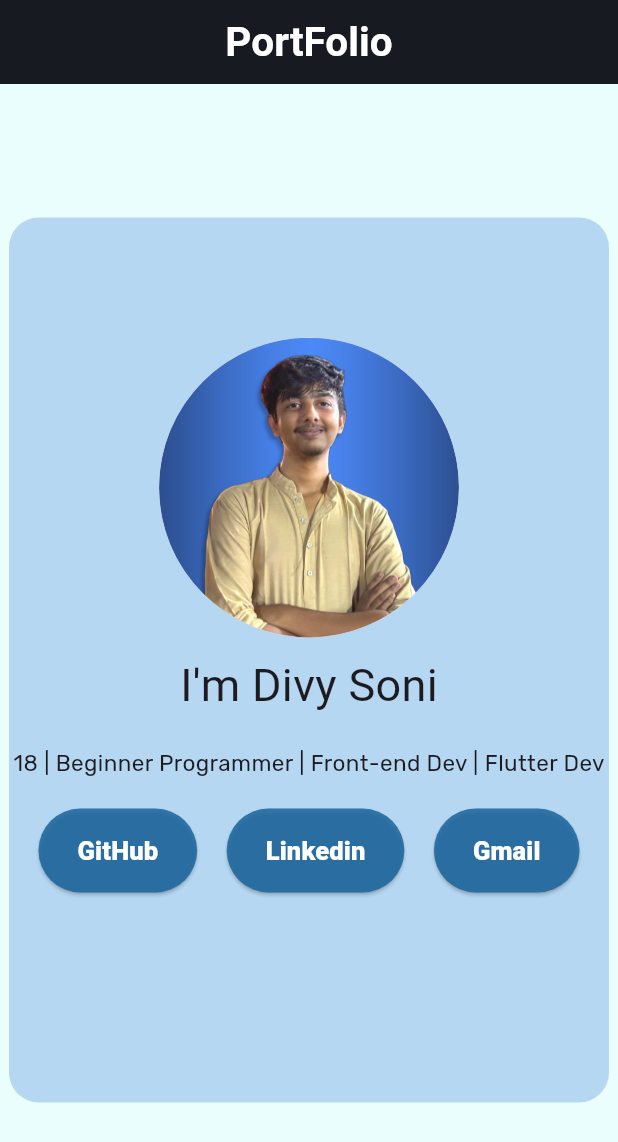
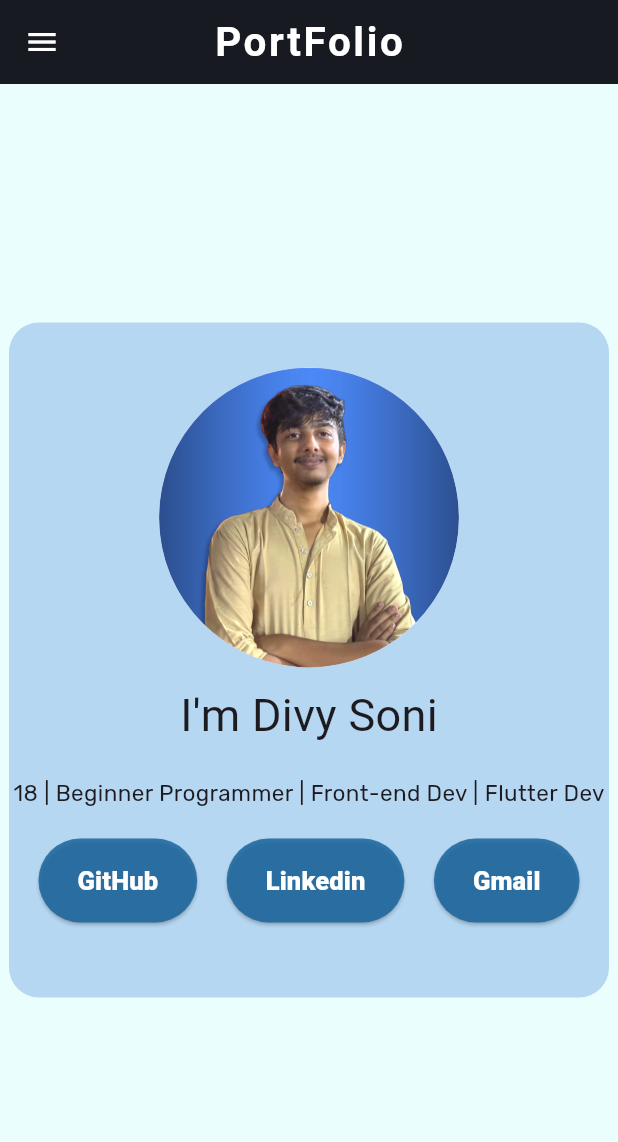
Before and after one commit to divysoni03/portfolioApp, a Flutter app: the screen it shows after launch, on a phone screen of 412 x 824 dp. Shown: the top 1142 px of the screen. Run offline on Flutter 3.47's test engine with Material 3 defaults, Android fonts, the phone set to English and light mode, and no system bars.

```diff
--- a/lib/main.dart
+++ b/lib/main.dart
@@ -1,6 +1,4 @@
-import 'package:flutter/cupertino.dart';
 import 'package:flutter/material.dart';
-import 'package:flutter/widgets.dart';
 import 'package:url_launcher/url_launcher_string.dart';
 
 void main() {
@@ -8,22 +6,26 @@ void main() {
 }
 
 class MyApp extends StatelessWidget {
-  const MyApp({super.key});
+  const MyApp({Key? key}) : super(key: key);
 
   @override
   Widget build(BuildContext context) {
     return const MaterialApp(
+      debugShowCheckedModeBanner: false,
       home: PortfolioApp(),
     );
   }
 }
 
 class PortfolioApp extends StatelessWidget {
-  const PortfolioApp({super.key});
+  const PortfolioApp({Key? key}) : super(key: key);
 
   @override
   Widget build(BuildContext context) {
+    GlobalKey<ScaffoldState> scaffoldKey = GlobalKey();
+
     return Scaffold(
+      key: scaffoldKey,
       backgroundColor: const Color.fromRGBO(234, 255, 253, 1),
       appBar: AppBar(
         centerTitle: true,
@@ -33,14 +35,25 @@ class PortfolioApp extends StatelessWidget {
           style: TextStyle(
             fontWeight: FontWeight.w600,
             fontSize: 27,
+            letterSpacing: 1.7,
             color: Colors.white,
           ),
         ),
+        leading: IconButton(
+          onPressed: () {
+            scaffoldKey.currentState!.openDrawer();
+          },
+          icon: const Icon(Icons.menu),
+          color: Colors.white,
+        ),
+      ),
+      drawer: const Drawer(
+        backgroundColor: Color.fromRGBO(201, 240, 255, 1),
       ),
       body: Center(
         child: Container(
           width: 400,
-          height: 590,
+          height: 450,
           decoration: BoxDecoration(
             color: const Color.fromRGBO(146, 188, 234, .6),
             borderRadius: BorderRadius.circular(20),
@@ -48,7 +61,7 @@ class PortfolioApp extends StatelessWidget {
           child: Column(
             children: [
               const SizedBox(
-                height: 80,
+                height: 30,
               ),
               const CircleAvatar(
                 radius: 100,
@@ -83,11 +96,11 @@ class PortfolioApp extends StatelessWidget {
                       onPressed: () {
                         launchUrlString("https://github.com/divysoni03");
                       },
-                      style: const ButtonStyle(
-                        padding: WidgetStatePropertyAll(
-                            EdgeInsets.symmetric(horizontal: 26, vertical: 16)),
-                        backgroundColor: WidgetStatePropertyAll(
-                            Color.fromRGBO(26, 101, 158, .85)),
+                      style: ElevatedButton.styleFrom(
+                        padding: const EdgeInsets.symmetric(
+                            horizontal: 26, vertical: 16),
+                        backgroundColor:
+                            const Color.fromRGBO(26, 101, 158, .85),
                       ),
                       child: const Text(
                         'GitHub',
@@ -102,11 +115,11 @@ class PortfolioApp extends StatelessWidget {
                         launchUrlString(
                             "https://www.linkedin.com/in/divysoni03/");
                       },
-                      style: const ButtonStyle(
-                        padding: WidgetStatePropertyAll(
-                            EdgeInsets.symmetric(horizontal: 26, vertical: 16)),
-                        backgroundColor: WidgetStatePropertyAll(
-                            Color.fromRGBO(26, 101, 158, .85)),
+                      style: ElevatedButton.styleFrom(
+                        padding: const EdgeInsets.symmetric(
+                            horizontal: 26, vertical: 16),
+                        backgroundColor:
+                            const Color.fromRGBO(26, 101, 158, .85),
                       ),
                       child: const Text(
                         "Linkedin",
@@ -120,11 +133,11 @@ class PortfolioApp extends StatelessWidget {
                       onPressed: () {
                         launchUrlString("mailto:divysoni303@gmail.com");
                       },
-                      style: const ButtonStyle(
-                        padding: WidgetStatePropertyAll(
-                            EdgeInsets.symmetric(horizontal: 26, vertical: 16)),
-                        backgroundColor: WidgetStatePropertyAll(
-                            Color.fromRGBO(26, 101, 158, .85)),
+                      style: ElevatedButton.styleFrom(
+                        padding: const EdgeInsets.symmetric(
+                            horizontal: 26, vertical: 16),
+                        backgroundColor:
+                            const Color.fromRGBO(26, 101, 158, .85),
                       ),
                       child: const Text(
                         "Gmail",
```
